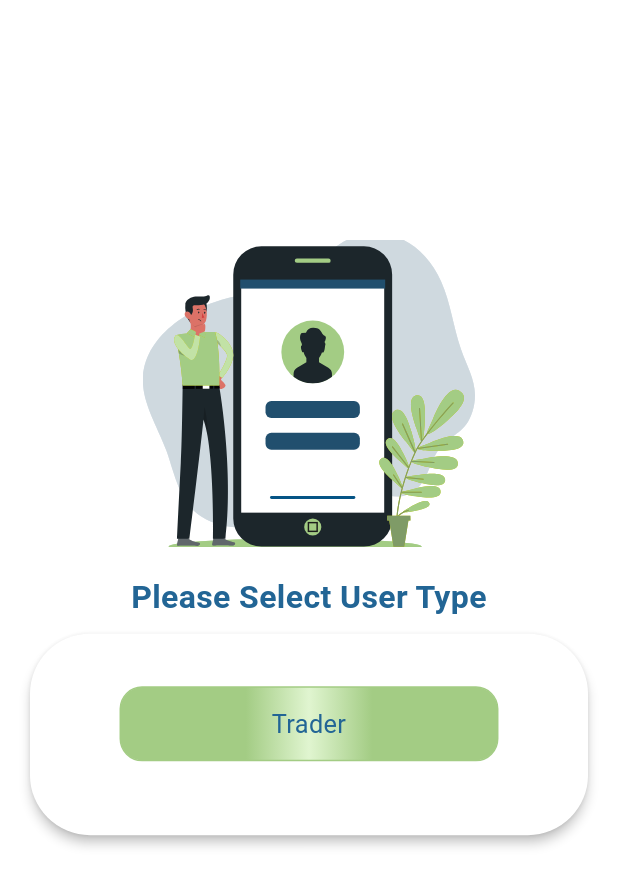
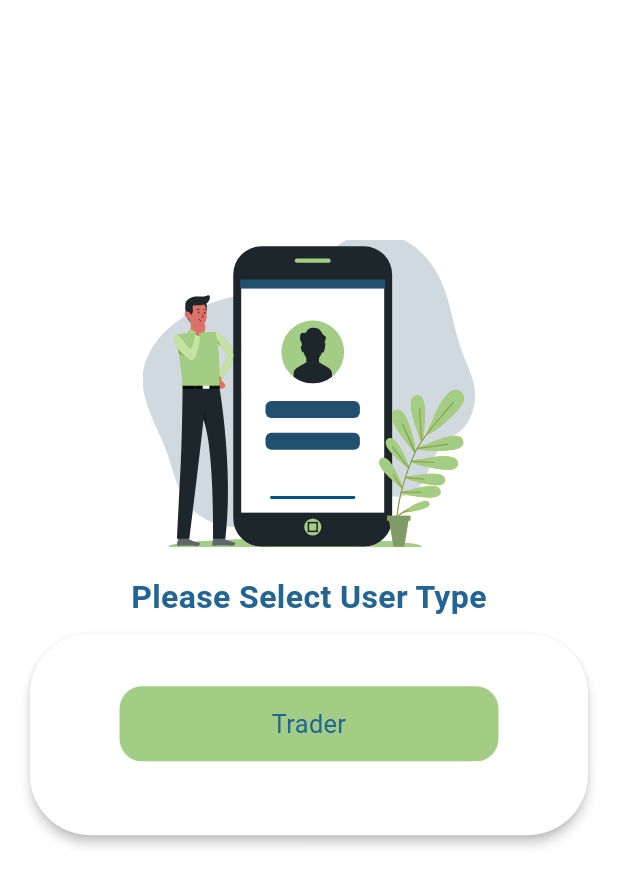
Before and after one commit to haidara24/sari, a Flutter app: the screen it shows after launch, after a tap on "تخطي", after a tap on "ابدأ الأن", on a phone screen of 412 x 824 dp. Shown: the top 886 px of the screen. Run offline on Flutter 3.47's test engine with Material 3 defaults, Android fonts, the phone set to English and light mode, and no system bars; our stand-ins replace awesome_snackbar_content, bloc, cached_network_image, connectivity_plus, dropdown_button2, dropdown_search and 21 more; missing offline and left inert: ensure_visible_when_focused, flutter_gif, flutter_img; accounts and stored records are empty; network calls fail; Roboto replaces fonts that are missing (Tajawal).

Commit message:
fix botton color and statusbar and bottomnavbar

```diff
--- a/lib/main.dart
+++ b/lib/main.dart
@@ -60,6 +60,7 @@ import 'package:easy_splash_screen/easy_splash_screen.dart';
 import 'package:firebase_core/firebase_core.dart';
 import 'package:firebase_messaging/firebase_messaging.dart';
 import 'package:flutter/material.dart';
+import 'package:flutter/services.dart';
 import 'package:flutter_bloc/flutter_bloc.dart';
 import 'package:flutter_screenutil/flutter_screenutil.dart';
 import 'package:google_fonts/google_fonts.dart';
@@ -88,6 +89,15 @@ void main() async {
   final showHome = prefs.getBool("showHome") ?? false;
   HttpOverrides.global = MyHttpOverrides();
   FirebaseMessaging.onBackgroundMessage(_firebaseMessagingBackgroundHandler);
+  SystemChrome.setSystemUIOverlayStyle(
+    SystemUiOverlayStyle(
+      statusBarColor: AppColor.deepAppBarBlue,
+      systemNavigationBarColor: AppColor.deepAppBarBlue,
+      statusBarBrightness:
+          Brightness.dark, // Light text/icons on the status bar
+      statusBarIconBrightness: Brightness.light,
+    ),
+  );
   runApp(MyApp(showHome: showHome));
 }
 
--- a/lib/views/widgets/custom_botton.dart
+++ b/lib/views/widgets/custom_botton.dart
@@ -33,7 +33,7 @@ class CustomButton extends StatelessWidget {
               AppColor.deepYellow,
               AppColor.deepYellow,
               AppColor.deepYellow,
-              AppColor.lightYellow,
+              // AppColor.lightYellow
               AppColor.deepYellow,
               AppColor.deepYellow,
               AppColor.deepYellow,
```
Also changed, not shown: lib/views/screens/trader/trader_home_screen.dart (+6 -5 lines).
